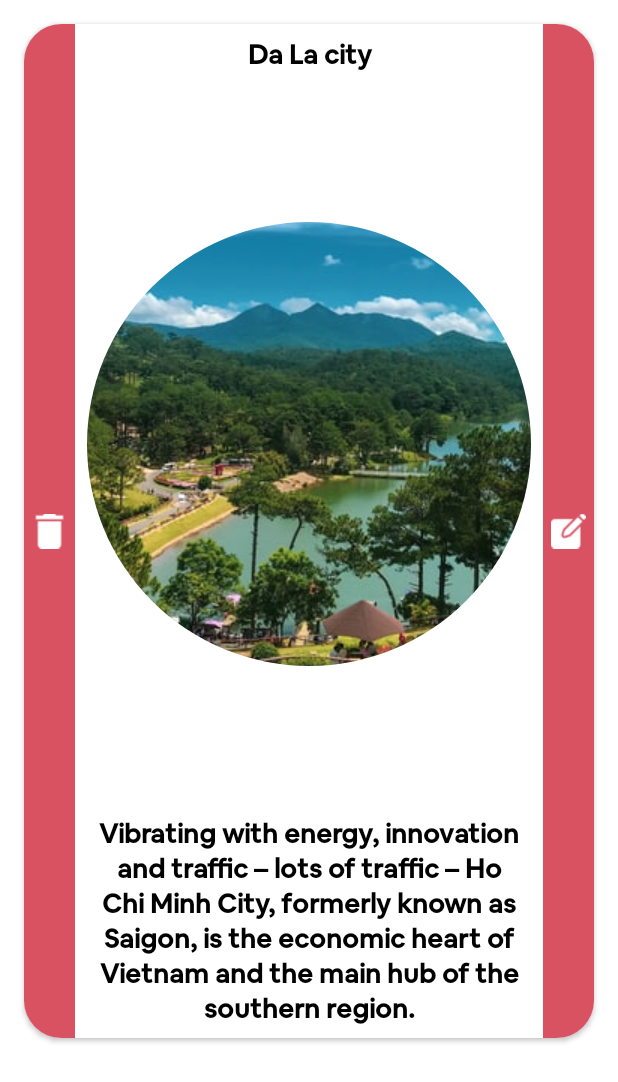
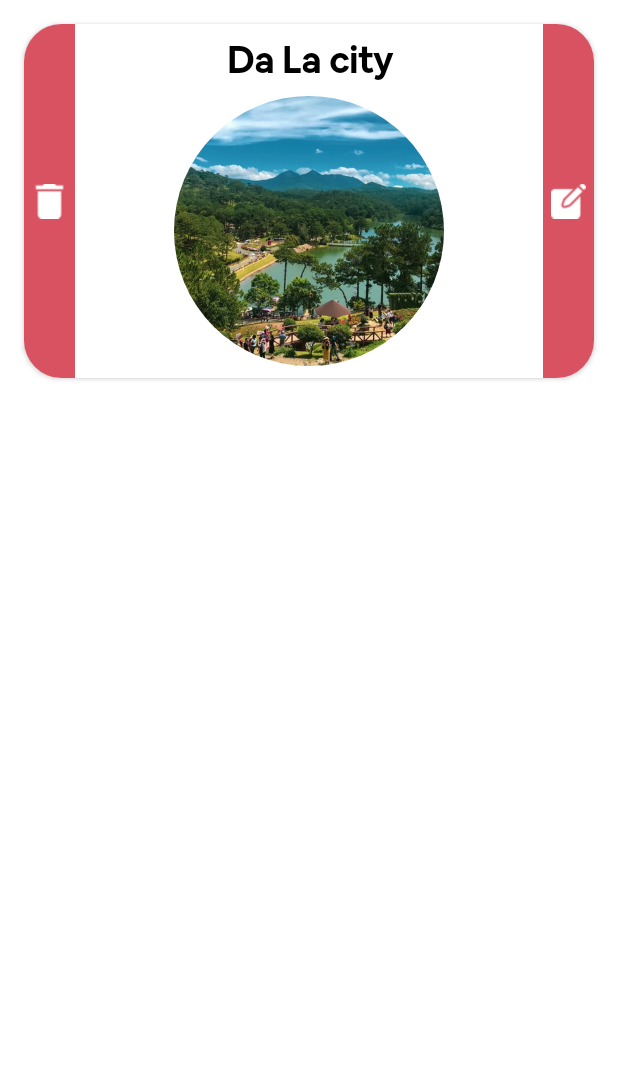
Before and after one commit to Stewie12061/LovelyBNB, an Android app: the layout item_inspire_admin.xml on its own in the app's theme, with its tools: preview values and no code run, on a phone screen of 412 x 824 dp. Shown: the top 1082 px of the screen. Run offline under Robolectric (Android 15) with nearby library versions, the phone set to English and light mode, and no system bars; plain views replace RoundedImageView.

Commit message:
fix inspire admin

```diff
--- a/app/src/main/java/com/example/lovelybnb/MainAdminActivity.java
+++ b/app/src/main/java/com/example/lovelybnb/MainAdminActivity.java
@@ -20,6 +20,7 @@ import android.widget.ImageView;
 import android.widget.LinearLayout;
 import android.widget.TextView;
 
+import com.example.lovelybnb.Adapter.InspireAdminViewHolder;
 import com.example.lovelybnb.FragmentAdmin.CategoryAdminFragment;
 import com.example.lovelybnb.FragmentAdmin.InspireAdminFragment;
 import com.example.lovelybnb.FragmentAdmin.ProfileAdminFragment;
@@ -48,6 +49,7 @@ public class MainAdminActivity extends AppCompatActivity {
     FirebaseDatabase firebaseDatabase;
     DatabaseReference userRef;
     FirebaseAuth firebaseAuth;
+
 
     @Override
     protected void onCreate(Bundle savedInstanceState) {
@@ -122,12 +124,14 @@ public class MainAdminActivity extends AppCompatActivity {
         expanedBtn.setOnClickListener(new View.OnClickListener() {
             @Override
             public void onClick(View v) {
+
                 if (chipNavigationBar.isExpanded()){
                     adminMail.setVisibility(View.INVISIBLE);
                     adminName.setVisibility(View.INVISIBLE);
                     TransitionManager.beginDelayedTransition(containMenu,changeBounds);
                     chipNavigationBar.collapse();
                     expanedBtn.setImageResource(R.drawable.arrow_expand);
+
                 }
                 else {
                     adminMail.setVisibility(View.VISIBLE);
@@ -140,6 +144,7 @@ public class MainAdminActivity extends AppCompatActivity {
         });
 
     }
+
 
     private void signout() {
 
--- a/app/src/main/res/layout/dialog_inspire_admin.xml
+++ b/app/src/main/res/layout/dialog_inspire_admin.xml
@@ -11,7 +11,7 @@
         android:id="@+id/layoutDialog"
         android:layout_width="match_parent"
         android:layout_height="wrap_content"
-        android:paddingBottom="50dp"
+        android:paddingBottom="30dp"
         android:background="@drawable/bg_rounded_white"
         app:layout_constraintTop_toTopOf="parent">
 
--- a/app/src/main/res/layout/fragment_inspire_admin.xml
+++ b/app/src/main/res/layout/fragment_inspire_admin.xml
@@ -16,6 +16,7 @@
             android:layout_width="wrap_content"
             android:layout_height="wrap_content"
             android:orientation="horizontal"
+            android:gravity="center"
             app:layout_constraintEnd_toEndOf="parent"
             app:layout_constraintStart_toStartOf="parent"
             app:layout_constraintTop_toTopOf="parent">
@@ -44,7 +45,7 @@
 
 
         <androidx.recyclerview.widget.RecyclerView
-            android:id="@+id/rvInspiteAdmin"
+            android:id="@+id/rvInspireAdmin"
             android:layout_marginTop="55dp"
             android:layout_width="match_parent"
             android:layout_height="match_parent"
--- a/app/src/main/res/layout/item_inspire_admin.xml
+++ b/app/src/main/res/layout/item_inspire_admin.xml
@@ -39,7 +39,7 @@
                 android:layout_width="match_parent"
                 android:layout_height="wrap_content"
                 android:text="Da La city"
-                android:textSize="18dp"
+                android:textSize="24dp"
                 android:textColor="@color/black"
                 android:fontFamily="@font/airbnb_cereal"
                 android:textStyle="bold"
@@ -48,24 +48,25 @@
 
             <com.makeramen.roundedimageview.RoundedImageView
                 android:id="@+id/inspireAdImg"
-                android:layout_width="match_parent"
-                android:layout_height="match_parent"
+                android:layout_width="280dp"
+                android:layout_gravity="center"
+                android:layout_height="180dp"
                 android:layout_weight="1"
                 app:riv_corner_radius="20dp"
                 android:scaleType="centerCrop"
                 android:src="@drawable/dalat"/>
 
-            <TextView
-                android:id="@+id/inspireAdDes"
-                android:layout_width="match_parent"
-                android:layout_height="wrap_content"
-                android:text="@string/deshcm"
-                android:textSize="18dp"
-                android:textColor="@color/black"
-                android:fontFamily="@font/airbnb_cereal"
-                android:textStyle="bold"
-                android:layout_marginTop="8dp"
-                android:textAlignment="center"/>
+<!--            <TextView-->
+<!--                android:id="@+id/inspireAdDes"-->
+<!--                android:layout_width="match_parent"-->
+<!--                android:layout_height="wrap_content"-->
+<!--                android:text="@string/deshcm"-->
+<!--                android:textSize="18dp"-->
+<!--                android:textColor="@color/black"-->
+<!--                android:fontFamily="@font/airbnb_cereal"-->
+<!--                android:textStyle="bold"-->
+<!--                android:layout_marginTop="8dp"-->
+<!--                android:textAlignment="center"/>-->
 
         </LinearLayout>
         <LinearLayout
```
Also changed, not shown: app/src/main/java/com/example/lovelybnb/Adapter/InspireAdminViewHolder.java (+4 -13 lines), app/src/main/java/com/example/lovelybnb/FragmentAdmin/InspireAdminFragment.java (+8 -4 lines).
